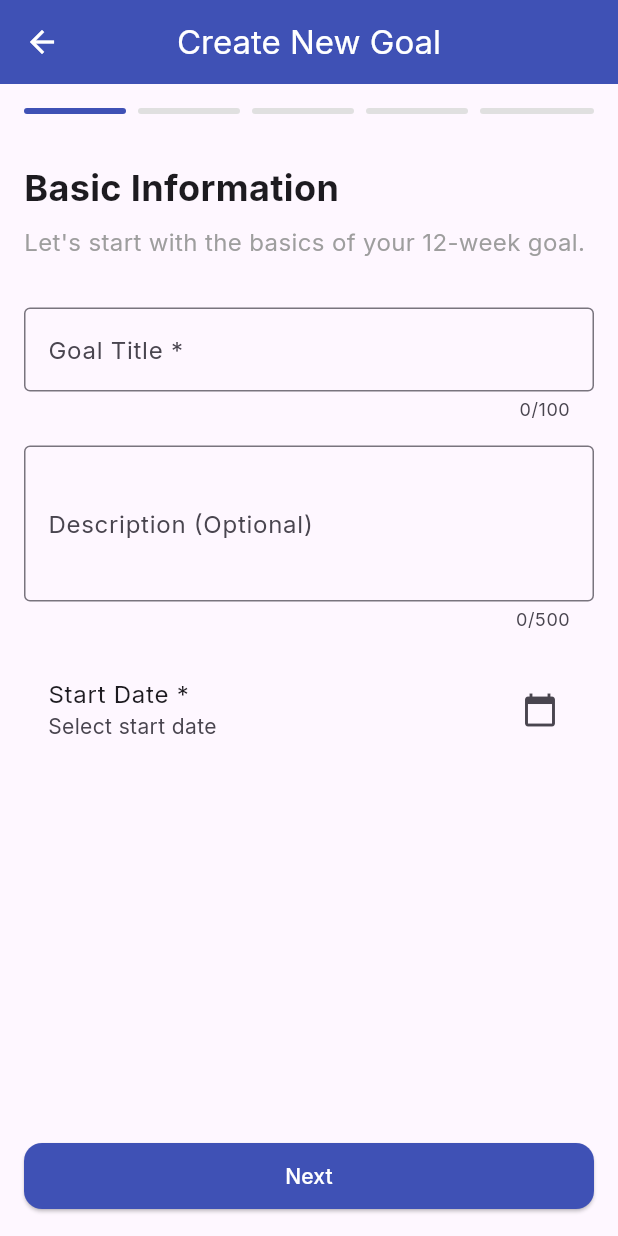
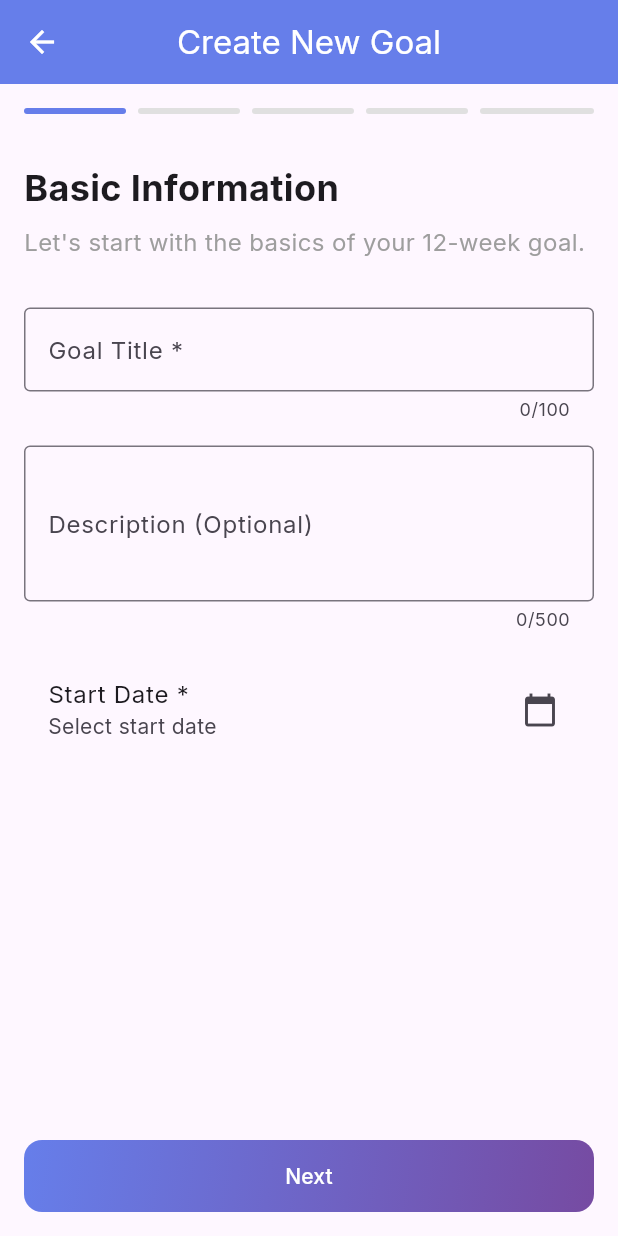
Before and after one commit to harmankaler-coder/zest, a Flutter app: the EnhancedHomeScreen screen opened directly, after a tap on "Create Your First Goal", on a phone screen of 412 x 824 dp. Run offline on Flutter 3.47's test engine with Material 3 defaults, Android fonts, the phone set to English and light mode, and no system bars; our stand-ins replace google_fonts, shared_preferences; accounts and stored records are empty.

Commit message:
major changes

```diff
--- a/lib/screens/enhanced_home_screen.dart
+++ b/lib/screens/enhanced_home_screen.dart
@@ -1,6 +1,5 @@
 import 'package:flutter/material.dart';
 import '../models/goal_data.dart';
-import '../services/storage_services.dart';
 import '../services/storage_services.dart';
 import '../widgets/goal_card_enhanced.dart';
 import 'goal_creation_wizard.dart';
@@ -120,14 +119,27 @@ class _EnhancedHomeScreenState extends State<EnhancedHomeScreen> {
               ),
             ),
             const SizedBox(height: 32),
-            ElevatedButton.icon(
-              onPressed: _navigateToGoalCreation,
-              icon: const Icon(Icons.add),
-              label: const Text('Create Your First Goal'),
-              style: ElevatedButton.styleFrom(
-                backgroundColor: Colors.indigo,
-                foregroundColor: Colors.white,
-                padding: const EdgeInsets.symmetric(horizontal: 24, vertical: 12),
+            Container(
+              decoration: const BoxDecoration(
+                gradient: LinearGradient(
+                  begin: Alignment.topLeft,
+                  end: Alignment.bottomRight,
+                  colors: [
+                    Color(0xFF667eea),
+                    Color(0xFF764ba2),
+                  ],
+                ),
+                borderRadius: BorderRadius.all(Radius.circular(12)),
+              ),
+              child: ElevatedButton.icon(
+                onPressed: _navigateToGoalCreation,
+                icon: const Icon(Icons.add),
+                label: const Text('Create Your First Goal'),
+                style: ElevatedButton.styleFrom(
+                  backgroundColor: Colors.transparent,
+                  shadowColor: Colors.transparent,
+                  padding: const EdgeInsets.symmetric(horizontal: 24, vertical: 12),
+                ),
               ),
             ),
           ],
@@ -214,8 +226,6 @@ class _EnhancedHomeScreenState extends State<EnhancedHomeScreen> {
     return Scaffold(
       appBar: AppBar(
         title: const Text('12 Week Year'),
-        backgroundColor: Colors.indigo,
-        foregroundColor: Colors.white,
         elevation: 0,
         actions: [
           if (_selectedIndex == 0)
@@ -234,8 +244,6 @@ class _EnhancedHomeScreenState extends State<EnhancedHomeScreen> {
         type: BottomNavigationBarType.fixed,
         currentIndex: _selectedIndex,
         onTap: (index) => setState(() => _selectedIndex = index),
-        selectedItemColor: Colors.indigo,
-        unselectedItemColor: Colors.grey,
         items: const [
           BottomNavigationBarItem(
             icon: Icon(Icons.flag),
--- a/lib/screens/goal_creation_wizard.dart
+++ b/lib/screens/goal_creation_wizard.dart
@@ -88,8 +88,6 @@ class _GoalCreationWizardState extends State<GoalCreationWizard> {
     return Scaffold(
       appBar: AppBar(
         title: const Text('Create New Goal'),
-        backgroundColor: Colors.indigo,
-        foregroundColor: Colors.white,
         elevation: 0,
       ),
       body: Column(
@@ -104,7 +102,7 @@ class _GoalCreationWizardState extends State<GoalCreationWizard> {
                     height: 4,
                     margin: EdgeInsets.only(right: index < 4 ? 8 : 0),
                     decoration: BoxDecoration(
-                      color: index <= _currentPage ? Colors.indigo : Colors.grey[300],
+                      color: index <= _currentPage ? const Color(0xFF667eea) : Colors.grey[300],
                       borderRadius: BorderRadius.circular(2),
                     ),
                   ),
@@ -141,13 +139,26 @@ class _GoalCreationWizardState extends State<GoalCreationWizard> {
                   ),
                 if (_currentPage > 0) const SizedBox(width: 16),
                 Expanded(
-                  child: ElevatedButton(
-                    onPressed: _currentPage == 4 ? _createGoal : _nextPage,
-                    style: ElevatedButton.styleFrom(
-                      backgroundColor: Colors.indigo,
-                      foregroundColor: Colors.white,
+                  child: Container(
+                    decoration: const BoxDecoration(
+                      gradient: LinearGradient(
+                        begin: Alignment.topLeft,
+                        end: Alignment.bottomRight,
+                        colors: [
+                          Color(0xFF667eea),
+                          Color(0xFF764ba2),
+                        ],
+                      ),
+                      borderRadius: BorderRadius.all(Radius.circular(12)),
                     ),
-                    child: Text(_currentPage == 4 ? 'Create Goal' : 'Next'),
+                    child: ElevatedButton(
+                      onPressed: _currentPage == 4 ? _createGoal : _nextPage,
+                      style: ElevatedButton.styleFrom(
+                        backgroundColor: Colors.transparent,
+                        shadowColor: Colors.transparent,
+                      ),
+                      child: Text(_currentPage == 4 ? 'Create Goal' : 'Next'),
+                    ),
                   ),
                 ),
               ],
@@ -252,8 +263,8 @@ class _GoalCreationWizardState extends State<GoalCreationWizard> {
                 onSelected: (selected) {
                   if (selected) setState(() => _category = category);
                 },
-                selectedColor: Colors.indigo.withOpacity(0.2),
-                checkmarkColor: Colors.indigo,
+                selectedColor: const Color(0xFF667eea).withOpacity(0.2),
+                checkmarkColor: const Color(0xFF667eea),
               );
             }).toList(),
           ),
@@ -273,7 +284,7 @@ class _GoalCreationWizardState extends State<GoalCreationWizard> {
                 onChanged: (value) {
                   if (value != null) setState(() => _priority = value);
                 },
-                activeColor: Colors.indigo,
+                activeColor: const Color(0xFF667eea),
               );
             }).toList(),
           ),
@@ -453,7 +464,7 @@ class _GoalCreationWizardState extends State<GoalCreationWizard> {
                   style: const TextStyle(
                     fontSize: 48,
                     fontWeight: FontWeight.bold,
-                    color: Colors.indigo,
+                    color: Color(0xFF667eea),
                   ),
                 ),
                 Slider(
@@ -461,7 +472,7 @@ class _GoalCreationWizardState extends State<GoalCreationWizard> {
                   min: 50,
                   max: 100,
                   divisions: 10,
-                  activeColor: Colors.indigo,
+                  activeColor: const Color(0xFF667eea),
                   onChanged: (value) => setState(() => _targetScore = value),
                 ),
                 Text(
--- a/lib/services/storage_services.dart
+++ b/lib/services/storage_services.dart
@@ -41,13 +41,19 @@ class StorageService {
           'notifications_enabled': true,
           'weekly_review_day': 0, // Sunday
           'theme_mode': 'system',
+          'has_seen_splash': false,
         };
       }
 
       return json.decode(settingsJson);
     } catch (e) {
       print('Error loading settings: $e');
-      return {};
+      return {
+        'notifications_enabled': true,
+        'weekly_review_day': 0,
+        'theme_mode': 'system',
+        'has_seen_splash': false,
+      };
     }
   }
 
```
Also changed, not shown: lib/main.dart (+44 -10 lines), lib/models/goal_data.dart (+9 -4 lines), lib/widgets/goal_card_enhanced.dart (+17 -8 lines), lib/widgets/goal_progress_ring.dart (+6 -6 lines).
